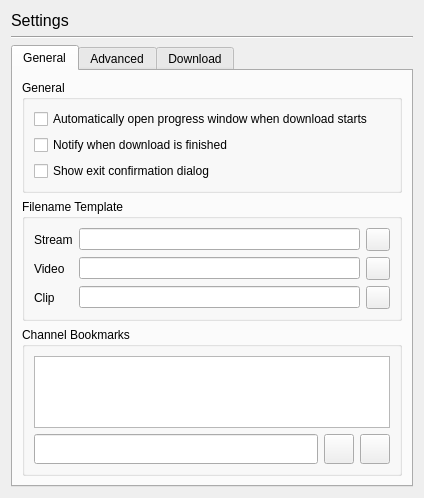
This is resources/ui/settings.ui in devhotteok/TwitchLink as Qt 5 draws it before an edit. The edited form follows.
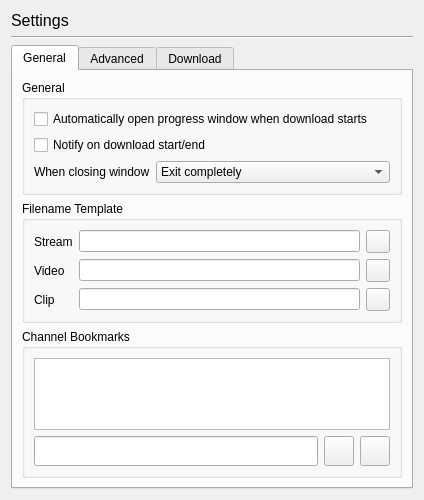
This is the edited form. Icons and pictures are not drawn.

Diff of the .ui file:
```diff
--- a/resources/ui/settings.ui
+++ b/resources/ui/settings.ui
@@ -7,7 +7,7 @@
     <x>0</x>
     <y>0</y>
     <width>424</width>
-    <height>448</height>
+    <height>452</height>
    </rect>
   </property>
   <property name="font">
@@ -73,15 +73,59 @@
           <item>
            <widget class="QCheckBox" name="notify">
             <property name="text">
-             <string>Notify when download is finished</string>
+             <string>Notify on download start/end</string>
             </property>
            </widget>
           </item>
           <item>
-           <widget class="QCheckBox" name="confirmExit">
-            <property name="text">
-             <string>Show exit confirmation dialog</string>
-            </property>
+           <widget class="QWidget" name="windowCloseArea" native="true">
+            <layout class="QHBoxLayout" name="windowCloseAreaLayout">
+             <property name="leftMargin">
+              <number>0</number>
+             </property>
+             <property name="topMargin">
+              <number>0</number>
+             </property>
+             <property name="rightMargin">
+              <number>0</number>
+             </property>
+             <property name="bottomMargin">
+              <number>0</number>
+             </property>
+             <item>
+              <widget class="QLabel" name="windowCloseLabel">
+               <property name="sizePolicy">
+                <sizepolicy hsizetype="Fixed" vsizetype="Preferred">
+                 <horstretch>0</horstretch>
+                 <verstretch>0</verstretch>
+                </sizepolicy>
+               </property>
+               <property name="text">
+                <string>When closing window</string>
+               </property>
+              </widget>
+             </item>
+             <item>
+              <widget class="QComboBox" name="windowClose">
+               <property name="sizePolicy">
+                <sizepolicy hsizetype="Ignored" vsizetype="Fixed">
+                 <horstretch>0</horstretch>
+                 <verstretch>0</verstretch>
+                </sizepolicy>
+               </property>
+               <item>
+                <property name="text">
+                 <string>Exit completely</string>
+                </property>
+               </item>
+               <item>
+                <property name="text">
+                 <string>Minimize to system tray</string>
+                </property>
+               </item>
+              </widget>
+             </item>
+            </layout>
            </widget>
           </item>
          </layout>
```
